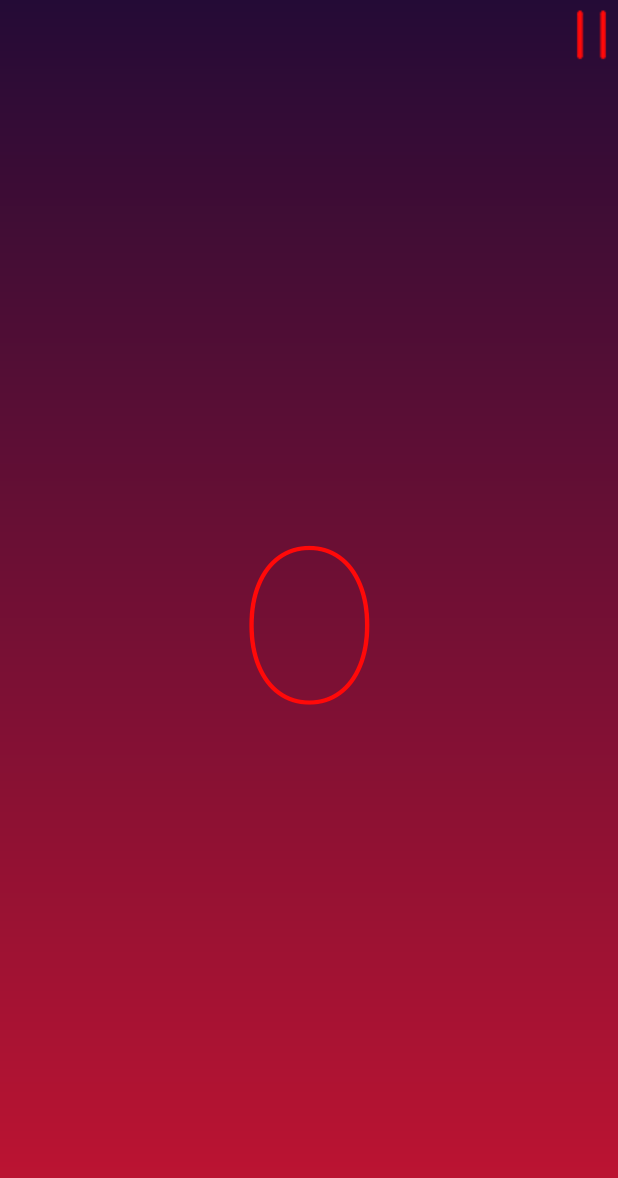
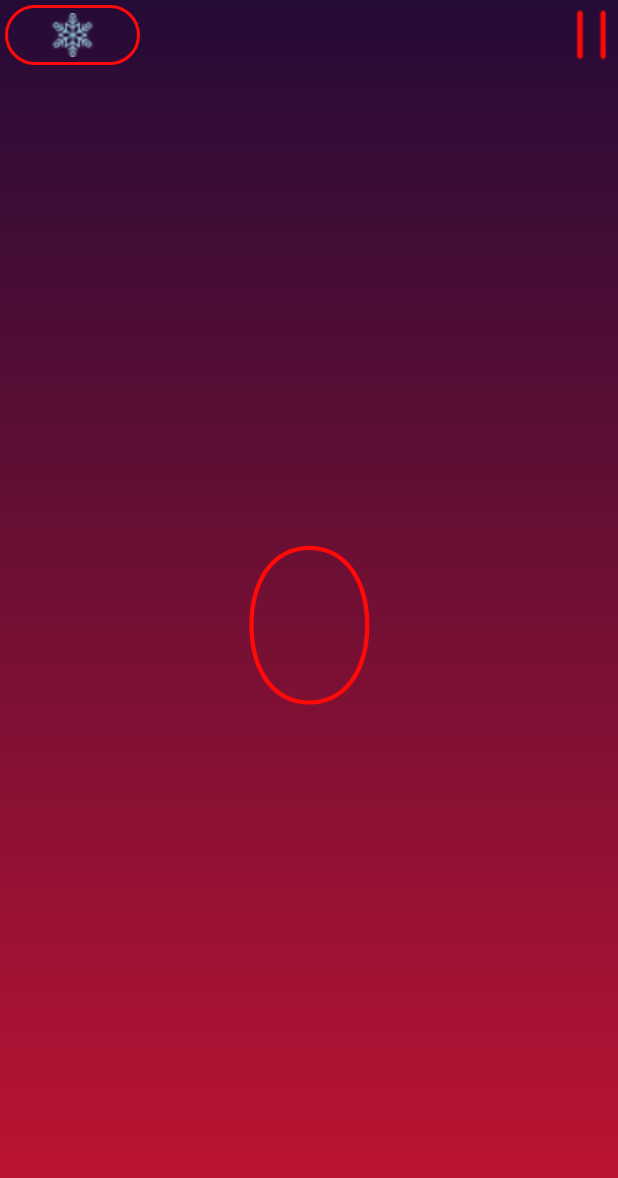
Before and after one commit to shashank2020/Death-Pool-App, an Android app: the layout activity_game.xml on its own in the app's theme, with its tools: preview values and no code run, on a phone screen of 412 x 824 dp. Shown: the top 1178 px of the screen. Run offline under Robolectric (Android 15) with nearby library versions, the phone set to English and light mode, and no system bars.

Commit message:
freeze time progressbar and double tap to activate

```diff
--- a/app/src/main/res/drawable/square.xml
+++ b/app/src/main/res/drawable/square.xml
@@ -2,4 +2,5 @@
 <shape xmlns:android="http://schemas.android.com/apk/res/android" android:shape="rectangle" >
     <corners android:radius="50dp"></corners>
     <stroke android:color="@color/colorAccent" android:width="2dp" ></stroke>
+
 </shape>
--- a/app/src/main/res/layout/activity_game.xml
+++ b/app/src/main/res/layout/activity_game.xml
@@ -189,22 +189,43 @@
        android:onClick="onClickReward">
 
     </androidx.appcompat.widget.AppCompatButton>
-    <androidx.appcompat.widget.AppCompatButton
+
+
+    <androidx.appcompat.widget.AppCompatImageView
         android:id="@+id/freezeButton"
-        android:layout_width="wrap_content"
-        android:layout_height="wrap_content"
+        android:layout_width="90dp"
+        android:layout_height="40dp"
         app:layout_constraintStart_toStartOf="parent"
         app:layout_constraintTop_toTopOf="parent"
         app:layout_constraintLeft_toLeftOf="parent"
-        android:text="A"
-        android:textSize="30dp"
-        android:textColor="@color/colorAccent"
+        android:src="@drawable/snowflake"
+        android:padding="5dp"
+       android:layout_margin="3dp"
+        android:background="@drawable/square"
+        >
 
+
+    </androidx.appcompat.widget.AppCompatImageView>
+
+
+    <androidx.core.widget.ContentLoadingProgressBar
+        android:layout_width="match_parent"
+        android:layout_height="40sp"
+        app:layout_constraintLeft_toLeftOf="parent"
+        app:layout_constraintBottom_toBottomOf="parent"
+        android:id="@+id/progressBar"
+         style="@android:style/Widget.Holo.ProgressBar.Horizontal"
+        android:progress="100"
         android:visibility="invisible"
-        android:onClick="onClickFreeze"
-        android:background="@drawable/square"
 
-        ></androidx.appcompat.widget.AppCompatButton>
+
+
+
+        >
+
+    </androidx.core.widget.ContentLoadingProgressBar>
+
+
 
 
 </androidx.constraintlayout.widget.ConstraintLayout>
```
Also changed, not shown: app/src/main/java/com/example/sm472/assignmenteight/GameActivity.java (+55 -9 lines), app/src/main/res/drawable/snowflake.png (added).
